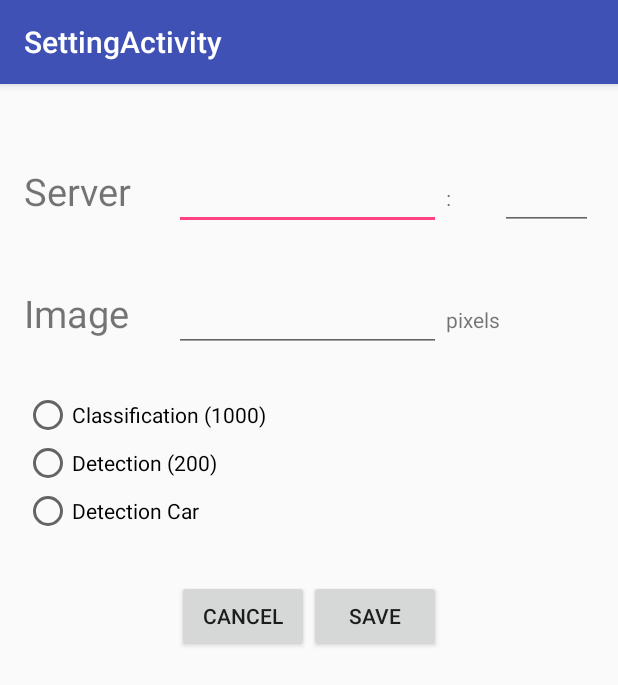
After one commit to futurecrew/deep_camera, an Android app: the SettingActivity screen opened directly, with no data from a screen before it, on a phone screen of 412 x 824 dp. The commit adds this screen. Shown: the top 685 px of the screen. Run offline under Robolectric (Android 15) with nearby library versions, the phone set to English and light mode, and no system bars; 7 statements that could not run were skipped.

Commit message:
fix bugs

```diff
--- a/app/src/main/AndroidManifest.xml
+++ b/app/src/main/AndroidManifest.xml
@@ -4,6 +4,7 @@
 
     <uses-permission android:name="android.permission.WRITE_EXTERNAL_STORAGE" />
     <uses-permission android:name="android.permission.CAMERA" />
+    <uses-permission android:name="android.permission.INTERNET" />
 
     <uses-feature android:name="android.hardware.camera" />
     <uses-feature android:name="android.hardware.camera.autofocus" />
--- /dev/null
+++ b/app/src/main/java/com/example/dj/deepcamera/SettingActivity.java
@@ -0,0 +1,90 @@
+package com.example.dj.deepcamera;
+
+import android.content.Intent;
+import android.os.Bundle;
+import android.support.design.widget.FloatingActionButton;
+import android.support.design.widget.Snackbar;
+import android.support.v7.app.AppCompatActivity;
+import android.support.v7.widget.Toolbar;
+import android.util.Log;
+import android.view.View;
+import android.widget.Button;
+import android.widget.EditText;
+import android.widget.ImageButton;
+import android.widget.RadioButton;
+import android.widget.RadioGroup;
+
+public class SettingActivity extends AppCompatActivity {
+
+    private Button saveButton, cancelButton;
+    private FeedReaderDbHelper mDbHelper;
+
+    @Override
+    protected void onCreate(Bundle savedInstanceState) {
+        super.onCreate(savedInstanceState);
+        setContentView(R.layout.activity_setting);
+        Toolbar toolbar = (Toolbar) findViewById(R.id.toolbar);
+        setSupportActionBar(toolbar);
+
+        Intent intent = getIntent();
+        String serverIp = (String)intent.getExtras().get("server_ip");
+        String serverPort = (String)intent.getExtras().get("server_port");
+        String image_size = (String)intent.getExtras().get("image_size");
+        String mode = (String)intent.getExtras().get("mode");
+
+        Log.d("Main", "serverIp : " + serverIp);
+        Log.d("Main", "serverPort : " + serverPort);
+        Log.d("Main", "image_size : " + image_size);
+        Log.d("Main", "mode : " + mode);
+
+        ((EditText)findViewById(R.id.server_ip)).setText(serverIp);
+        ((EditText)findViewById(R.id.server_port)).setText(serverPort);
+        ((EditText)findViewById(R.id.image_size)).setText(image_size);
+
+        if (mode.equals("1"))
+            ((RadioButton)findViewById(R.id.mode1)).setChecked(true);
+        else if (mode.equals("2"))
+            ((RadioButton)findViewById(R.id.mode2)).setChecked(true);
+        else if (mode.equals("3"))
+            ((RadioButton)findViewById(R.id.mode3)).setChecked(true);
+
+        saveButton = (Button) findViewById(R.id.button_save);
+        saveButton.setOnClickListener(saveButtonListener);
+
+        cancelButton = (Button) findViewById(R.id.button_cancel);
+        cancelButton.setOnClickListener(cancelButtonListener);
+
+    }
+
+
+    View.OnClickListener saveButtonListener = new View.OnClickListener() {
+        @Override
+        public void onClick(View v) {
+            Intent intent = getIntent();
+            intent.putExtra("server_ip", ((EditText) findViewById(R.id.server_ip)).getText().toString());
+            intent.putExtra("server_port", ((EditText) findViewById(R.id.server_port)).getText().toString());
+            intent.putExtra("image_size", ((EditText) findViewById(R.id.image_size)).getText().toString());
+
+            String mode = "1";
+            if (((RadioButton)findViewById(R.id.mode1)).isChecked())
+                mode = "1";
+            else if (((RadioButton)findViewById(R.id.mode2)).isChecked())
+                mode = "2";
+            else if (((RadioButton)findViewById(R.id.mode3)).isChecked())
+                mode = "3";
+
+            intent.putExtra("mode", mode);
+            setResult(RESULT_OK, intent);
+            finish();
+        }
+    };
+
+    View.OnClickListener cancelButtonListener = new View.OnClickListener() {
+        @Override
+        public void onClick(View v) {
+            Intent intent = getIntent();
+            setResult(RESULT_CANCELED,intent);
+            finish();
+        }
+    };
+}
--- /dev/null
+++ b/app/src/main/res/layout/activity_setting.xml
@@ -0,0 +1,26 @@
+<?xml version="1.0" encoding="utf-8"?>
+<android.support.design.widget.CoordinatorLayout xmlns:android="http://schemas.android.com/apk/res/android"
+    xmlns:app="http://schemas.android.com/apk/res-auto"
+    xmlns:tools="http://schemas.android.com/tools"
+    android:layout_width="match_parent"
+    android:layout_height="match_parent"
+    android:fitsSystemWindows="true"
+    tools:context="com.example.dj.deepcamera.SettingActivity">
+
+    <android.support.design.widget.AppBarLayout
+        android:layout_width="match_parent"
+        android:layout_height="wrap_content"
+        android:theme="@style/AppTheme.AppBarOverlay">
+
+        <android.support.v7.widget.Toolbar
+            android:id="@+id/toolbar"
+            android:layout_width="match_parent"
+            android:layout_height="?attr/actionBarSize"
+            android:background="?attr/colorPrimary"
+            app:popupTheme="@style/AppTheme.PopupOverlay" />
+
+    </android.support.design.widget.AppBarLayout>
+
+    <include layout="@layout/content_setting" />
+
+</android.support.design.widget.CoordinatorLayout>
--- /dev/null
+++ b/app/src/main/res/layout/content_setting.xml
@@ -0,0 +1,173 @@
+<?xml version="1.0" encoding="utf-8"?>
+<RelativeLayout xmlns:android="http://schemas.android.com/apk/res/android"
+    xmlns:app="http://schemas.android.com/apk/res-auto"
+    xmlns:tools="http://schemas.android.com/tools"
+    android:layout_width="match_parent"
+    android:layout_height="match_parent"
+    android:paddingBottom="@dimen/activity_vertical_margin"
+    android:paddingLeft="@dimen/activity_horizontal_margin"
+    android:paddingRight="@dimen/activity_horizontal_margin"
+    android:paddingTop="@dimen/activity_vertical_margin"
+    app:layout_behavior="@string/appbar_scrolling_view_behavior"
+    tools:context="com.example.dj.deepcamera.SettingActivity"
+    tools:showIn="@layout/activity_setting">
+
+    <TableLayout
+        android:layout_width="match_parent"
+        android:layout_height="wrap_content"
+        android:layout_alignParentTop="true"
+        android:layout_alignParentStart="true"
+        android:orientation="vertical"
+        android:id="@+id/tableLayout">
+
+
+        <TableRow
+            android:layout_width="match_parent"
+            android:layout_height="match_parent"
+            android:layout_alignParentTop="true"
+            android:layout_marginTop="36dp"
+            android:layout_alignParentEnd="true">
+
+            <TextView
+                android:layout_width="wrap_content"
+                android:layout_height="wrap_content"
+                android:text="Server"
+                android:id="@+id/textView"
+                android:layout_weight="1.82"
+                android:textSize="25dp" />
+
+            <EditText
+                android:layout_width="156dp"
+                android:layout_height="wrap_content"
+                android:ems="10"
+                android:id="@+id/server_ip"
+                android:layout_weight="1.46" />
+
+            <TextView
+                android:layout_width="wrap_content"
+                android:layout_height="wrap_content"
+                android:text=" : "
+                android:id="@+id/textView2" />
+
+            <EditText
+                android:layout_width="62dp"
+                android:layout_height="wrap_content"
+                android:inputType="numberDecimal"
+                android:ems="10"
+                android:id="@+id/server_port" />
+
+        </TableRow>
+
+        <TableRow
+            android:layout_width="match_parent"
+            android:layout_height="match_parent"
+            android:layout_alignParentTop="true"
+            android:layout_marginTop="36dp"
+            android:layout_alignParentEnd="true">
+
+            <TextView
+                android:layout_width="wrap_content"
+                android:layout_height="wrap_content"
+                android:text="Image"
+                android:id="@+id/textView1"
+                android:layout_weight="1.82"
+                android:textSize="25dp" />
+
+            <EditText
+                android:layout_width="30dp"
+                android:layout_height="wrap_content"
+                android:ems="10"
+                android:id="@+id/image_size"
+                android:layout_weight="1.46" />
+
+            <TextView
+                android:layout_width="wrap_content"
+                android:layout_height="wrap_content"
+                android:text=" pixels"
+                android:id="@+id/textView3" />
+
+            <TextView
+                android:layout_width="wrap_content"
+                android:layout_height="wrap_content"
+                android:text=""
+                android:id="@+id/textView4" />
+        </TableRow>
+
+
+    </TableLayout>
+
+
+    <LinearLayout
+        android:orientation="vertical"
+        android:layout_width="wrap_content"
+        android:layout_height="wrap_content"
+        android:layout_below="@+id/tableLayout"
+        android:id="@+id/LinearLayout1">
+
+
+        <RadioGroup
+            android:layout_width="match_parent"
+            android:layout_height="match_parent"
+            android:layout_alignTop="@+id/LinearLayout1"
+            android:layout_alignEnd="@+id/LinearLayout1"
+            android:id="@+id/mode_group"
+            android:layout_marginEnd="102dp"
+            android:layout_marginTop="26dp">
+
+            <RadioButton
+                android:layout_width="wrap_content"
+                android:layout_height="wrap_content"
+                android:text="Classification (1000)"
+                android:id="@+id/mode1"
+                android:layout_column="1"
+                android:checked="false" />
+
+            <RadioButton
+                android:layout_width="wrap_content"
+                android:layout_height="wrap_content"
+                android:text="Detection (200)"
+                android:id="@+id/mode2"
+                android:layout_column="1"
+                android:checked="false" />
+
+            <RadioButton
+                android:layout_width="wrap_content"
+                android:layout_height="wrap_content"
+                android:text="Detection Car"
+                android:id="@+id/mode3"
+                android:layout_column="1"
+                android:checked="false" />
+
+        </RadioGroup>
+
+    </LinearLayout>
+
+
+    <LinearLayout
+        android:orientation="horizontal"
+        android:layout_width="match_parent"
+        android:layout_height="wrap_content"
+        android:layout_below="@+id/LinearLayout1"
+        android:layout_alignParentBottom="false"
+        android:layout_alignEnd="@+id/tableLayout"
+        android:layout_centerHorizontal="true"
+        android:gravity="center"
+        android:layout_marginTop="30dp">
+
+
+        <Button
+            android:layout_width="wrap_content"
+            android:layout_height="wrap_content"
+            android:text="Cancel"
+            android:id="@+id/button_cancel" />
+
+        <Button
+            android:layout_width="wrap_content"
+            android:layout_height="wrap_content"
+            android:text="Save"
+            android:id="@+id/button_save" />
+
+    </LinearLayout>
+
+
+</RelativeLayout>
--- /dev/null
+++ b/app/src/main/res/values-v21/styles.xml
@@ -0,0 +1,9 @@
+<resources>>
+
+    <style name="AppTheme.NoActionBar">
+        <item name="windowActionBar">false</item>
+        <item name="windowNoTitle">true</item>
+        <item name="android:windowDrawsSystemBarBackgrounds">true</item>
+        <item name="android:statusBarColor">@android:color/transparent</item>
+    </style>
+</resources>
```
Also changed, not shown: app/src/main/java/com/example/dj/deepcamera/CameraPreview.java (+146 -12 lines), app/src/main/java/com/example/dj/deepcamera/FeedReaderDbHelper.java (added, +32 -0 lines), app/src/main/java/com/example/dj/deepcamera/MainActivity.java (+7 -3 lines).
